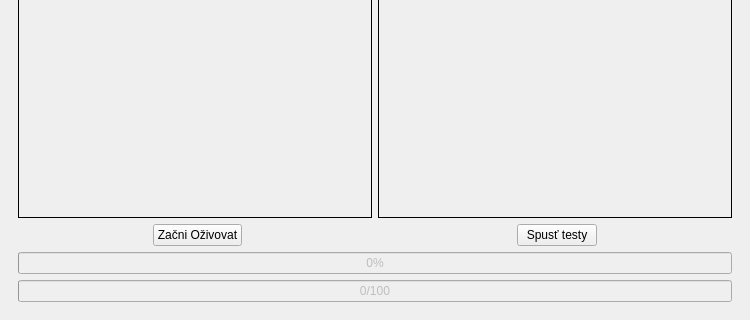
turris-cz/rtools-gui, file ui/mainwindow.ui: the form before one commit; both pictures show x 0 to 750 and y 480 to 800 of the 750 by 800 pixel window.
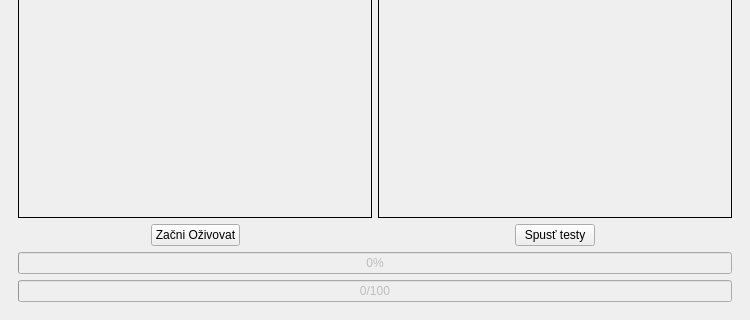
The form after the commit. The open tabs and pages were chosen to show the change. Icons and pictures are not drawn.

Commit message: steps only and tests only modes added

```diff
--- a/ui/mainwindow.ui
+++ b/ui/mainwindow.ui
@@ -282,7 +282,25 @@
         <item>
          <layout class="QHBoxLayout" name="horizontalLayout_5">
           <item>
-           <spacer name="horizontalSpacer_4">
+           <widget class="QWidget" name="stepsStartWidget" native="true">
+            <layout class="QHBoxLayout" name="horizontalLayout_6">
+             <property name="spacing">
+              <number>0</number>
+             </property>
+             <property name="leftMargin">
+              <number>0</number>
+             </property>
+             <property name="topMargin">
+              <number>0</number>
+             </property>
+             <property name="rightMargin">
+              <number>0</number>
+             </property>
+             <property name="bottomMargin">
+              <number>0</number>
+             </property>
+             <item>
+              <spacer name="horizontalSpacer_5">
             <property name="orientation">
              <enum>Qt::Horizontal</enum>
             </property>
@@ -301,19 +319,6 @@
             </property>
            </widget>
           </item>
-          <item>
-           <spacer name="horizontalSpacer_5">
-            <property name="orientation">
-             <enum>Qt::Horizontal</enum>
-            </property>
-            <property name="sizeHint" stdset="0">
-             <size>
-              <width>40</width>
-              <height>20</height>
-             </size>
-            </property>
-           </spacer>
-          </item>
           <item>
            <spacer name="horizontalSpacer_2">
             <property name="orientation">
@@ -327,6 +332,40 @@
             </property>
            </spacer>
           </item>
+            </layout>
+           </widget>
+          </item>
+          <item>
+           <widget class="QWidget" name="testsStartWidget" native="true">
+            <layout class="QHBoxLayout" name="horizontalLayout_7">
+             <property name="spacing">
+              <number>0</number>
+             </property>
+             <property name="leftMargin">
+              <number>0</number>
+             </property>
+             <property name="topMargin">
+              <number>0</number>
+             </property>
+             <property name="rightMargin">
+              <number>0</number>
+             </property>
+             <property name="bottomMargin">
+              <number>0</number>
+             </property>
+             <item>
+              <spacer name="horizontalSpacer">
+               <property name="orientation">
+                <enum>Qt::Horizontal</enum>
+               </property>
+               <property name="sizeHint" stdset="0">
+                <size>
+                 <width>40</width>
+                 <height>20</height>
+                </size>
+               </property>
+              </spacer>
+             </item>
           <item>
            <widget class="QPushButton" name="startTestsButton">
             <property name="text">
@@ -335,7 +374,7 @@
            </widget>
           </item>
           <item>
-           <spacer name="horizontalSpacer_3">
+              <spacer name="horizontalSpacer_4">
             <property name="orientation">
              <enum>Qt::Horizontal</enum>
             </property>
@@ -346,6 +385,9 @@
              </size>
             </property>
            </spacer>
+             </item>
+            </layout>
+           </widget>
           </item>
          </layout>
         </item>
```
Left out of the diff: 47 changed lines with no effect on the pictures. Lines whose indentation alone changed are shown as unchanged. The commit also changes 4 other files.
